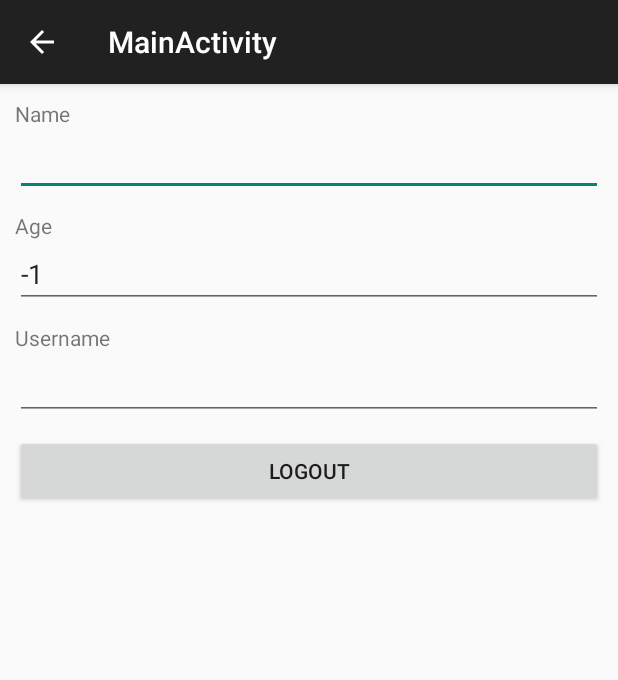
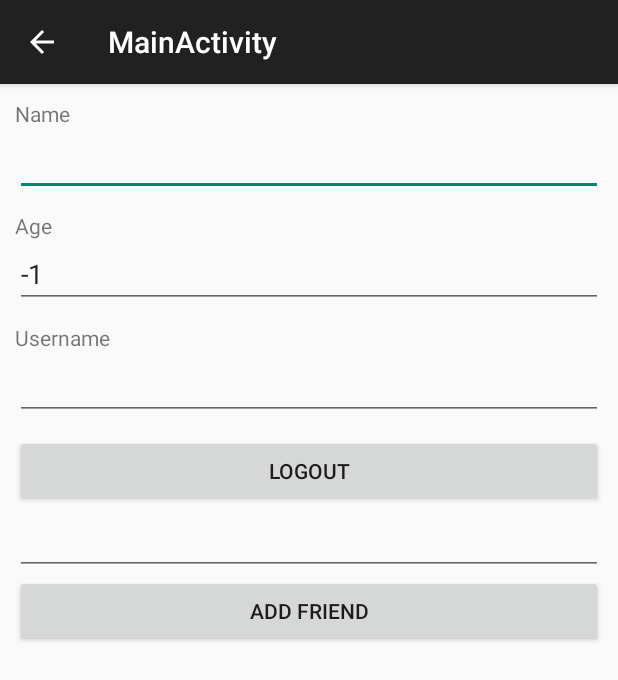
Before and after one commit to CS307-Team10/SoundBites, an Android app: the MainActivity screen opened directly, with no data from a screen before it, on a phone screen of 412 x 824 dp. Shown: the top 680 px of the screen. Run offline under Robolectric (Android 15) with nearby library versions, the phone set to English and light mode, and no system bars.

Commit message:
added addFriend button and textfield in xml and java in mainActivity

```diff
--- a/app/src/main/java/com/soundbytes/MainActivity.java
+++ b/app/src/main/java/com/soundbytes/MainActivity.java
@@ -9,8 +9,8 @@ import android.widget.EditText;
 
 public class MainActivity extends AppCompatActivity implements View.OnClickListener{
 
-    Button bLogout;
-    EditText etName, etAge, etUsername;
+    Button bLogout, bAddFriend;
+    EditText etName, etAge, etUsername, etAddFriend;
     UserLocalStore userLocalStore;
     @Override
     protected void onCreate(Bundle savedInstanceState) {
@@ -19,8 +19,11 @@ public class MainActivity extends AppCompatActivity implements View.OnClickListe
         etName = (EditText)findViewById(R.id.etName);
         etAge = (EditText)findViewById(R.id.etAge);
         etUsername = (EditText)findViewById(R.id.etUsername);
+        etAddFriend = (EditText)findViewById(R.id.etAddFriend);
         bLogout = (Button)findViewById(R.id.bLogout);
         bLogout.setOnClickListener(this);
+        bAddFriend = (Button)findViewById(R.id.bAddFriend);
+        bAddFriend.setOnClickListener(this);
         userLocalStore = new UserLocalStore(this);
     }
 
@@ -59,6 +62,9 @@ public class MainActivity extends AppCompatActivity implements View.OnClickListe
                 startActivity(new Intent(this, Login.class));
 
                 break;
+            case R.id.bAddFriend:
+                String addFriend = etAddFriend.getText().toString();
+
         }
     }
 }
--- a/app/src/main/res/layout/activity_main.xml
+++ b/app/src/main/res/layout/activity_main.xml
@@ -44,5 +44,14 @@
         android:layout_width="match_parent"
         android:layout_height="wrap_content" />
 
+    <EditText
+        android:id="@+id/etAddFriend"
+        android:layout_width="match_parent"
+        android:layout_height="wrap_content" />
+    <Button
+        android:id="@+id/bAddFriend"
+        android:text="Add Friend"
+        android:layout_width="match_parent"
+        android:layout_height="wrap_content" />
 
 </LinearLayout>
```
Also changed, not shown: 1 other file.
